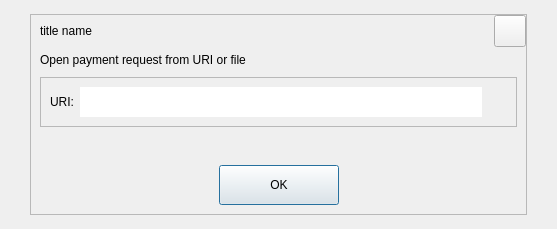
Old version of the form src/qt/forms/openuridialog.ui in the repository MassGrid/MassGrid.
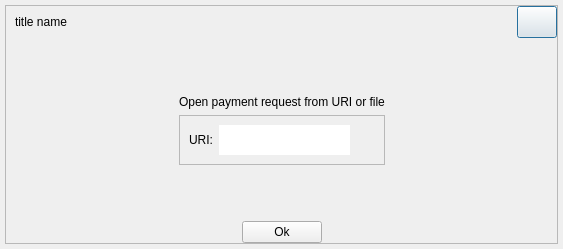
New version of the form. Icons and pictures are not drawn. Custom widgets are drawn as their Qt base class.

```diff
--- a/src/qt/forms/openuridialog.ui
+++ b/src/qt/forms/openuridialog.ui
@@ -6,8 +6,8 @@
    <rect>
     <x>0</x>
     <y>0</y>
-    <width>557</width>
-    <height>229</height>
+    <width>563</width>
+    <height>249</height>
    </rect>
   </property>
   <property name="windowTitle">
@@ -18,46 +18,22 @@
   </property>
   <layout class="QGridLayout" name="gridLayout">
    <property name="leftMargin">
-    <number>0</number>
+    <number>5</number>
    </property>
    <property name="topMargin">
-    <number>0</number>
+    <number>5</number>
    </property>
    <property name="rightMargin">
-    <number>0</number>
+    <number>5</number>
    </property>
    <property name="bottomMargin">
-    <number>0</number>
+    <number>5</number>
    </property>
    <item row="0" column="0">
     <widget class="QWidget" name="centerWin" native="true">
      <property name="styleSheet">
       <string notr="true"/>
      </property>
-     <layout class="QGridLayout" name="gridLayout_2">
-      <property name="leftMargin">
-       <number>30</number>
-      </property>
-      <property name="topMargin">
-       <number>14</number>
-      </property>
-      <property name="rightMargin">
-       <number>30</number>
-      </property>
-      <property name="bottomMargin">
-       <number>14</number>
-      </property>
-      <item row="0" column="0">
-       <widget class="QFrame" name="mainframe">
-        <property name="styleSheet">
-         <string notr="true"/>
-        </property>
-        <property name="frameShape">
-         <enum>QFrame::StyledPanel</enum>
-        </property>
-        <property name="frameShadow">
-         <enum>QFrame::Raised</enum>
-        </property>
         <layout class="QVBoxLayout" name="verticalLayout_2">
          <property name="leftMargin">
           <number>0</number>
@@ -72,6 +48,30 @@
           <number>0</number>
          </property>
          <item>
+       <widget class="QFrame" name="mainframe">
+        <property name="styleSheet">
+         <string notr="true"/>
+        </property>
+        <property name="frameShape">
+         <enum>QFrame::StyledPanel</enum>
+        </property>
+        <property name="frameShadow">
+         <enum>QFrame::Raised</enum>
+        </property>
+        <layout class="QGridLayout" name="gridLayout_3" rowminimumheight="1,10,1">
+         <property name="leftMargin">
+          <number>0</number>
+         </property>
+         <property name="topMargin">
+          <number>0</number>
+         </property>
+         <property name="rightMargin">
+          <number>0</number>
+         </property>
+         <property name="bottomMargin">
+          <number>0</number>
+         </property>
+         <item row="0" column="0">
           <layout class="QHBoxLayout" name="horizontalLayout_5">
            <property name="leftMargin">
             <number>9</number>
@@ -97,7 +97,7 @@
             </spacer>
            </item>
            <item>
-            <widget class="QToolButton" name="cancelButton">
+            <widget class="QPushButton" name="cancelButton">
              <property name="minimumSize">
               <size>
                <width>32</width>
@@ -106,8 +106,8 @@
              </property>
              <property name="maximumSize">
               <size>
-               <width>32</width>
-               <height>32</height>
+               <width>16777215</width>
+               <height>16777215</height>
               </size>
              </property>
              <property name="styleSheet">
@@ -120,20 +120,36 @@
            </item>
           </layout>
          </item>
-         <item>
+         <item row="1" column="0">
+          <layout class="QGridLayout" name="gridLayout_2">
+           <item row="0" column="0" colspan="3">
+            <spacer name="verticalSpacer">
+             <property name="orientation">
+              <enum>Qt::Vertical</enum>
+             </property>
+             <property name="sizeHint" stdset="0">
+              <size>
+               <width>527</width>
+               <height>31</height>
+              </size>
+             </property>
+            </spacer>
+           </item>
+           <item row="1" column="0">
+            <spacer name="horizontalSpacer_4">
+             <property name="orientation">
+              <enum>Qt::Horizontal</enum>
+             </property>
+             <property name="sizeHint" stdset="0">
+              <size>
+               <width>40</width>
+               <height>20</height>
+              </size>
+             </property>
+            </spacer>
+           </item>
+           <item row="1" column="1">
           <layout class="QVBoxLayout" name="verticalLayout">
-           <property name="spacing">
-            <number>10</number>
-           </property>
-           <property name="leftMargin">
-            <number>9</number>
-           </property>
-           <property name="rightMargin">
-            <number>9</number>
-           </property>
-           <property name="bottomMargin">
-            <number>9</number>
-           </property>
            <item>
             <widget class="QLabel" name="label_2">
              <property name="text">
@@ -205,20 +221,37 @@
              </layout>
             </widget>
            </item>
-           <item>
-            <spacer name="verticalSpacer">
+            </layout>
+           </item>
+           <item row="1" column="2">
+            <spacer name="horizontalSpacer_5">
+             <property name="orientation">
+              <enum>Qt::Horizontal</enum>
+             </property>
+             <property name="sizeHint" stdset="0">
+              <size>
+               <width>40</width>
+               <height>20</height>
+              </size>
+             </property>
+            </spacer>
+           </item>
+           <item row="2" column="0" colspan="3">
+            <spacer name="verticalSpacer_2">
              <property name="orientation">
               <enum>Qt::Vertical</enum>
              </property>
              <property name="sizeHint" stdset="0">
               <size>
-               <width>20</width>
-               <height>40</height>
+               <width>527</width>
+               <height>32</height>
               </size>
              </property>
             </spacer>
            </item>
-           <item>
+          </layout>
+         </item>
+         <item row="2" column="0">
             <layout class="QHBoxLayout" name="horizontalLayout_2">
              <property name="spacing">
               <number>0</number>
@@ -249,29 +282,9 @@
               </spacer>
              </item>
              <item>
-              <widget class="QDialogButtonBox" name="buttonBox">
-               <property name="minimumSize">
-                <size>
-                 <width>0</width>
-                 <height>0</height>
-                </size>
-               </property>
-               <property name="maximumSize">
-                <size>
-                 <width>120</width>
-                 <height>40</height>
-                </size>
-               </property>
-               <property name="styleSheet">
-                <string notr="true">width:120;
-height:40;
-</string>
-               </property>
-               <property name="orientation">
-                <enum>Qt::Horizontal</enum>
-               </property>
-               <property name="standardButtons">
-                <set>QDialogButtonBox::Ok</set>
+            <widget class="QPushButton" name="okButton">
+             <property name="text">
+              <string>Ok</string>
                </property>
               </widget>
              </item>
@@ -291,8 +304,6 @@
             </layout>
            </item>
           </layout>
-         </item>
-        </layout>
        </widget>
       </item>
      </layout>
```
Left out of the diff: 28 changed lines with no effect on the pictures. Lines whose indentation alone changed are shown as unchanged.
